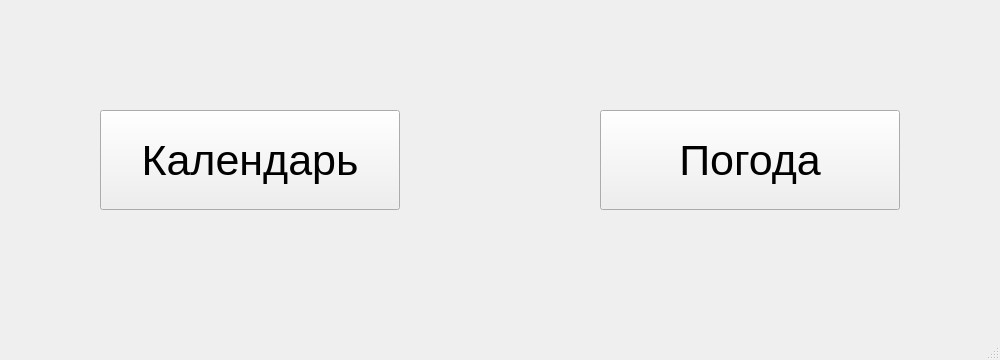
Above: UI/main.ui from TmT4elovek/Everyday-Application before the change; both pictures show x 0 to 1000 and y 240 to 600 of the 1000 by 600 pixel window. Below: the same form after it.
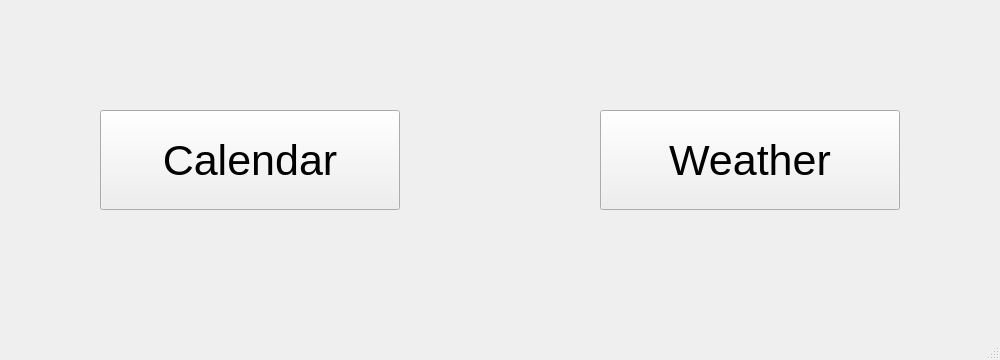
That is the form after the change.

Commit message: Calendar is done

What changed in the file:
```diff
--- a/UI/main.ui
+++ b/UI/main.ui
@@ -77,7 +77,7 @@
      </font>
     </property>
     <property name="text">
-     <string>Календарь</string>
+     <string>Calendar</string>
     </property>
    </widget>
    <widget class="QPushButton" name="btn_to_weather">
@@ -95,7 +95,7 @@
      </font>
     </property>
     <property name="text">
-     <string>Погода</string>
+     <string>Weather</string>
     </property>
    </widget>
    <widget class="QFrame" name="frame">
```
The commit also changes 12 other files.
